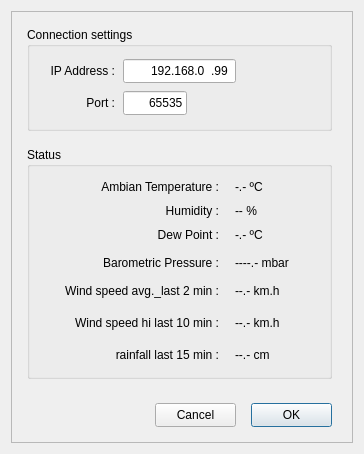
First picture: the form in WeatherLink.ui, repository rpineau/WeatherLink, before the edit.
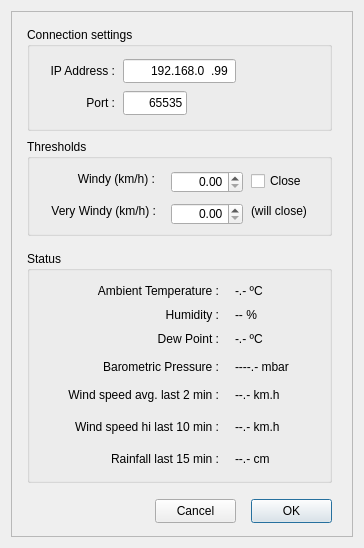
Second picture: the form after the edit. Icons and pictures are not drawn. Custom widgets are drawn as their Qt base class.

Commit message: Improved threshold for close/no close on wind condition. Fix some data reporting bug.

What changed in the file:
```diff
--- a/WeatherLink.ui
+++ b/WeatherLink.ui
@@ -7,7 +7,7 @@
     <x>0</x>
     <y>0</y>
     <width>364</width>
-    <height>454</height>
+    <height>548</height>
    </rect>
   </property>
   <property name="sizePolicy">
@@ -19,13 +19,13 @@
   <property name="minimumSize">
    <size>
     <width>364</width>
-    <height>454</height>
+    <height>548</height>
    </size>
   </property>
   <property name="maximumSize">
    <size>
     <width>364</width>
-    <height>454</height>
+    <height>548</height>
    </size>
   </property>
   <property name="windowTitle">
@@ -93,7 +93,7 @@
       <property name="geometry">
        <rect>
         <x>144</x>
-        <y>392</y>
+        <y>488</y>
         <width>81</width>
         <height>24</height>
        </rect>
@@ -109,7 +109,7 @@
       <property name="geometry">
        <rect>
         <x>240</x>
-        <y>392</y>
+        <y>488</y>
         <width>81</width>
         <height>24</height>
        </rect>
@@ -125,7 +125,7 @@
       <property name="geometry">
        <rect>
         <x>16</x>
-        <y>136</y>
+        <y>240</y>
         <width>305</width>
         <height>232</height>
        </rect>
@@ -143,7 +143,7 @@
         </rect>
        </property>
        <property name="text">
-        <string>Ambian Temperature :</string>
+        <string>Ambient Temperature :</string>
        </property>
        <property name="alignment">
         <set>Qt::AlignRight|Qt::AlignTrailing|Qt::AlignVCenter</set>
@@ -271,7 +271,7 @@
         </rect>
        </property>
        <property name="text">
-        <string>Wind speed avg._last 2 min :</string>
+        <string>Wind speed avg. last 2 min :</string>
        </property>
        <property name="alignment">
         <set>Qt::AlignRight|Qt::AlignTrailing|Qt::AlignVCenter</set>
@@ -335,7 +335,7 @@
         </rect>
        </property>
        <property name="text">
-        <string>rainfall last 15 min :</string>
+        <string>Rainfall last 15 min :</string>
        </property>
        <property name="alignment">
         <set>Qt::AlignRight|Qt::AlignTrailing|Qt::AlignVCenter</set>
@@ -441,6 +441,109 @@
        </property>
       </widget>
      </widget>
+     <widget class="QGroupBox" name="groupBox_2">
+      <property name="geometry">
+       <rect>
+        <x>16</x>
+        <y>128</y>
+        <width>305</width>
+        <height>97</height>
+       </rect>
+      </property>
+      <property name="title">
+       <string>Thresholds</string>
+      </property>
+      <widget class="QLabel" name="label_3">
+       <property name="geometry">
+        <rect>
+         <x>32</x>
+         <y>32</y>
+         <width>96</width>
+         <height>16</height>
+        </rect>
+       </property>
+       <property name="text">
+        <string>Windy (km/h) :</string>
+       </property>
+       <property name="alignment">
+        <set>Qt::AlignRight|Qt::AlignTrailing|Qt::AlignVCenter</set>
+       </property>
+      </widget>
+      <widget class="QLabel" name="label_7">
+       <property name="geometry">
+        <rect>
+         <x>0</x>
+         <y>64</y>
+         <width>129</width>
+         <height>16</height>
+        </rect>
+       </property>
+       <property name="text">
+        <string>Very Windy (km/h) :</string>
+       </property>
+       <property name="alignment">
+        <set>Qt::AlignRight|Qt::AlignTrailing|Qt::AlignVCenter</set>
+       </property>
+      </widget>
+      <widget class="QCheckBox" name="checkBox">
+       <property name="geometry">
+        <rect>
+         <x>224</x>
+         <y>32</y>
+         <width>80</width>
+         <height>20</height>
+        </rect>
+       </property>
+       <property name="text">
+        <string>Close</string>
+       </property>
+      </widget>
+      <widget class="QLabel" name="label_8">
+       <property name="geometry">
+        <rect>
+         <x>224</x>
+         <y>64</y>
+         <width>72</width>
+         <height>16</height>
+        </rect>
+       </property>
+       <property name="text">
+        <string>(will close)</string>
+       </property>
+      </widget>
+      <widget class="QDoubleSpinBox" name="WindyThreshold">
+       <property name="geometry">
+        <rect>
+         <x>144</x>
+         <y>32</y>
+         <width>72</width>
+         <height>22</height>
+        </rect>
+       </property>
+       <property name="alignment">
+        <set>Qt::AlignRight|Qt::AlignTrailing|Qt::AlignVCenter</set>
+       </property>
+       <property name="maximum">
+        <double>1000.000000000000000</double>
+       </property>
+      </widget>
+      <widget class="QDoubleSpinBox" name="VeryWindyThreshold">
+       <property name="geometry">
+        <rect>
+         <x>144</x>
+         <y>64</y>
+         <width>72</width>
+         <height>22</height>
+        </rect>
+       </property>
+       <property name="alignment">
+        <set>Qt::AlignRight|Qt::AlignTrailing|Qt::AlignVCenter</set>
+       </property>
+       <property name="maximum">
+        <double>1000.000000000000000</double>
+       </property>
+      </widget>
+     </widget>
     </widget>
    </item>
   </layout>
```
Left out of the diff: 31 changed lines with no effect on the pictures. The commit also changes 4 other files.
